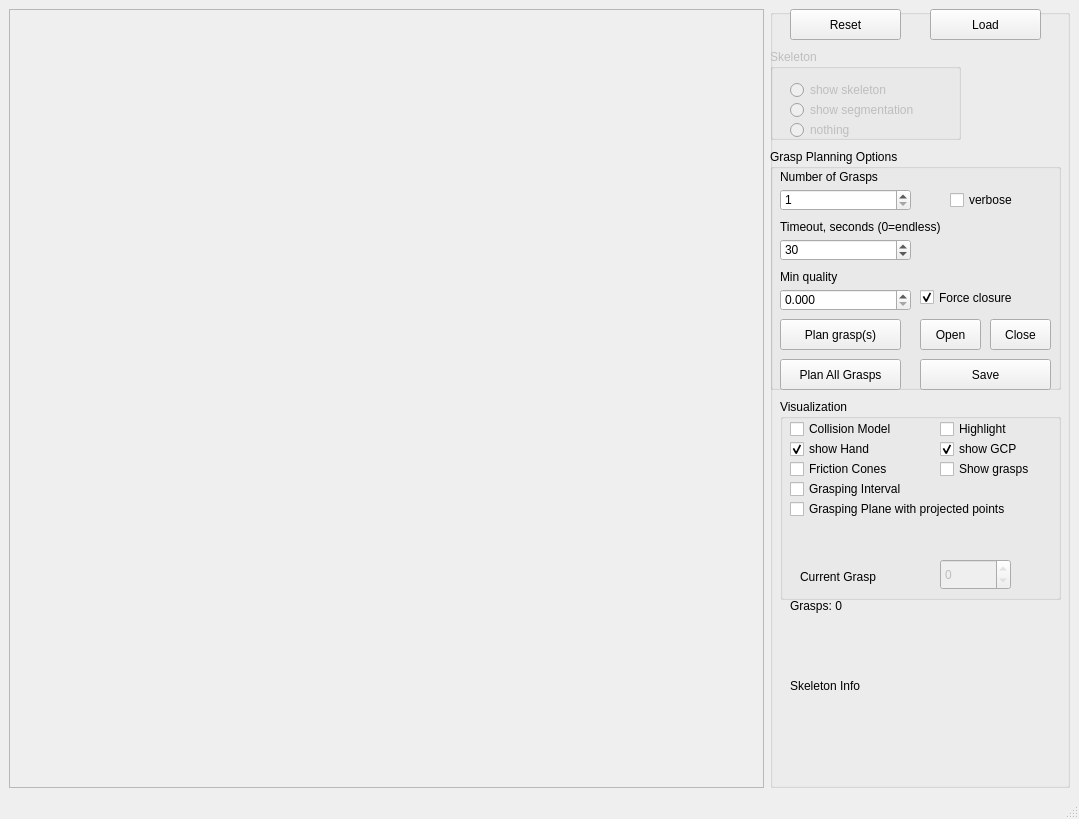
Before: the Qt Designer form Tools/SkeletonGraspPlanner/SkeletonGraspPlanner.ui in ProtolabSBRE/simox-cgal, drawn with Qt 5.
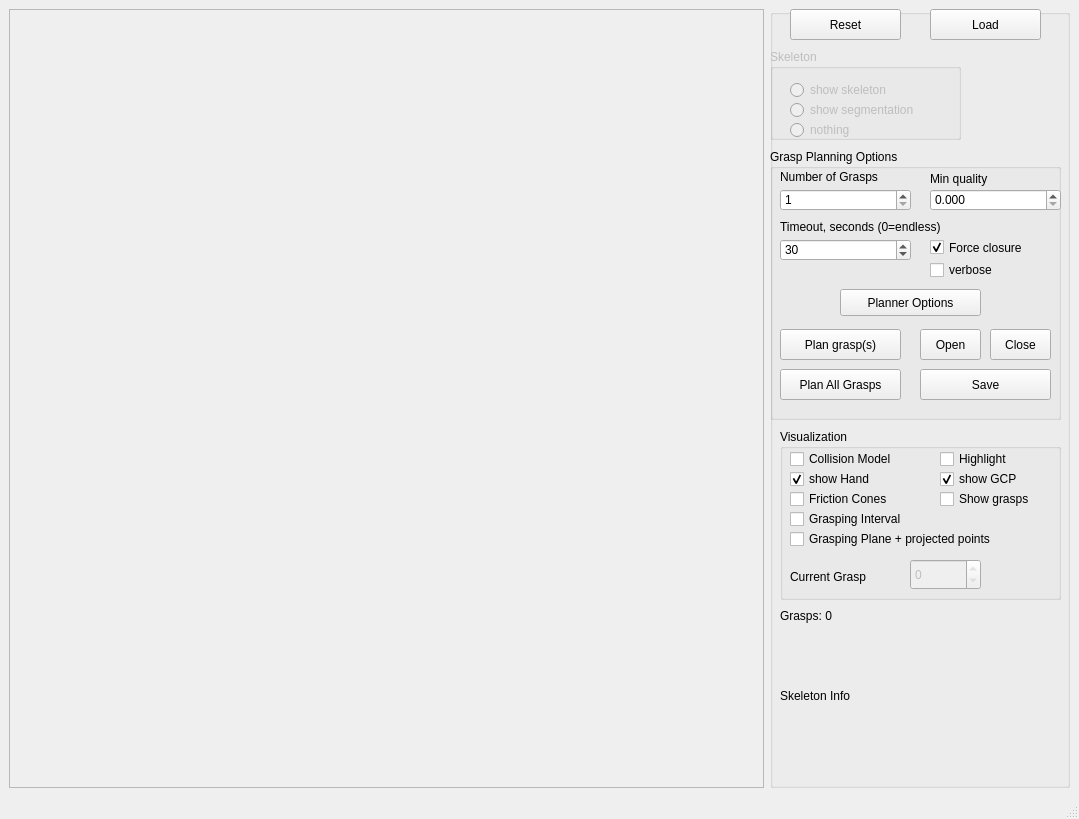
After: the same form once the commit is applied.

Commit message: grasp planner parameters accessable through gui

```diff
--- a/Tools/SkeletonGraspPlanner/SkeletonGraspPlanner.ui
+++ b/Tools/SkeletonGraspPlanner/SkeletonGraspPlanner.ui
@@ -55,7 +55,7 @@
          <x>0</x>
          <y>140</y>
          <width>291</width>
-         <height>241</height>
+         <height>271</height>
         </rect>
        </property>
        <property name="title">
@@ -64,8 +64,8 @@
        <widget class="QCheckBox" name="checkBoxFoceClosure">
         <property name="geometry">
          <rect>
-          <x>150</x>
-          <y>140</y>
+          <x>160</x>
+          <y>90</y>
           <width>121</width>
           <height>17</height>
          </rect>
@@ -98,7 +98,7 @@
          <rect>
           <x>10</x>
           <y>20</y>
-          <width>121</width>
+          <width>141</width>
           <height>16</height>
          </rect>
         </property>
@@ -141,10 +141,10 @@
        <widget class="QLabel" name="label_13">
         <property name="geometry">
          <rect>
-          <x>10</x>
-          <y>120</y>
-          <width>171</width>
-          <height>16</height>
+          <x>160</x>
+          <y>20</y>
+          <width>121</width>
+          <height>20</height>
          </rect>
         </property>
         <property name="text">
@@ -154,8 +154,8 @@
        <widget class="QDoubleSpinBox" name="doubleSpinBoxQuality">
         <property name="geometry">
          <rect>
-          <x>10</x>
-          <y>140</y>
+          <x>160</x>
+          <y>40</y>
           <width>131</width>
           <height>22</height>
          </rect>
@@ -174,7 +174,7 @@
         <property name="geometry">
          <rect>
           <x>150</x>
-          <y>210</y>
+          <y>220</y>
           <width>131</width>
           <height>31</height>
          </rect>
@@ -187,7 +187,7 @@
         <property name="geometry">
          <rect>
           <x>220</x>
-          <y>170</y>
+          <y>180</y>
           <width>61</width>
           <height>31</height>
          </rect>
@@ -200,7 +200,7 @@
         <property name="geometry">
          <rect>
           <x>10</x>
-          <y>170</y>
+          <y>180</y>
           <width>121</width>
           <height>31</height>
          </rect>
@@ -213,7 +213,7 @@
         <property name="geometry">
          <rect>
           <x>150</x>
-          <y>170</y>
+          <y>180</y>
           <width>61</width>
           <height>31</height>
          </rect>
@@ -225,8 +225,8 @@
        <widget class="QCheckBox" name="checkBoxVerbose">
         <property name="geometry">
          <rect>
-          <x>180</x>
-          <y>40</y>
+          <x>160</x>
+          <y>110</y>
           <width>97</width>
           <height>22</height>
          </rect>
@@ -239,7 +239,7 @@
         <property name="geometry">
          <rect>
           <x>10</x>
-          <y>210</y>
+          <y>220</y>
           <width>121</width>
           <height>31</height>
          </rect>
@@ -248,6 +248,19 @@
          <string>Plan All Grasps</string>
         </property>
        </widget>
+       <widget class="QPushButton" name="pushButtonOptions">
+        <property name="geometry">
+         <rect>
+          <x>70</x>
+          <y>140</y>
+          <width>141</width>
+          <height>27</height>
+         </rect>
+        </property>
+        <property name="text">
+         <string>Planner Options</string>
+        </property>
+       </widget>
       </widget>
       <widget class="QPushButton" name="pushButtonLoadData">
        <property name="geometry">
@@ -329,9 +342,9 @@
       <widget class="QLabel" name="labelSkeleton">
        <property name="geometry">
         <rect>
-         <x>20</x>
-         <y>670</y>
-         <width>271</width>
+         <x>10</x>
+         <y>680</y>
+         <width>281</width>
          <height>81</height>
         </rect>
        </property>
@@ -346,9 +359,9 @@
        <property name="geometry">
         <rect>
          <x>10</x>
-         <y>390</y>
+         <y>420</y>
          <width>281</width>
-         <height>201</height>
+         <height>171</height>
         </rect>
        </property>
        <property name="title">
@@ -444,8 +457,8 @@
         </property>
         <property name="geometry">
          <rect>
-          <x>160</x>
-          <y>160</y>
+          <x>130</x>
+          <y>130</y>
           <width>71</width>
           <height>31</height>
          </rect>
@@ -460,8 +473,8 @@
        <widget class="QLabel" name="label_14">
         <property name="geometry">
          <rect>
-          <x>20</x>
-          <y>170</y>
+          <x>10</x>
+          <y>140</y>
           <width>121</width>
           <height>16</height>
          </rect>
@@ -493,17 +506,17 @@
          </rect>
         </property>
         <property name="text">
-         <string>Grasping Plane with projected points</string>
+         <string>Grasping Plane + projected points</string>
         </property>
        </widget>
       </widget>
       <widget class="QLabel" name="labelInfo">
        <property name="geometry">
         <rect>
-         <x>20</x>
-         <y>590</y>
-         <width>271</width>
-         <height>61</height>
+         <x>10</x>
+         <y>600</y>
+         <width>281</width>
+         <height>81</height>
         </rect>
        </property>
        <property name="text">
```
Left out of the diff: 2 changed lines with no effect on the pictures. The commit also changes 9 other files.
